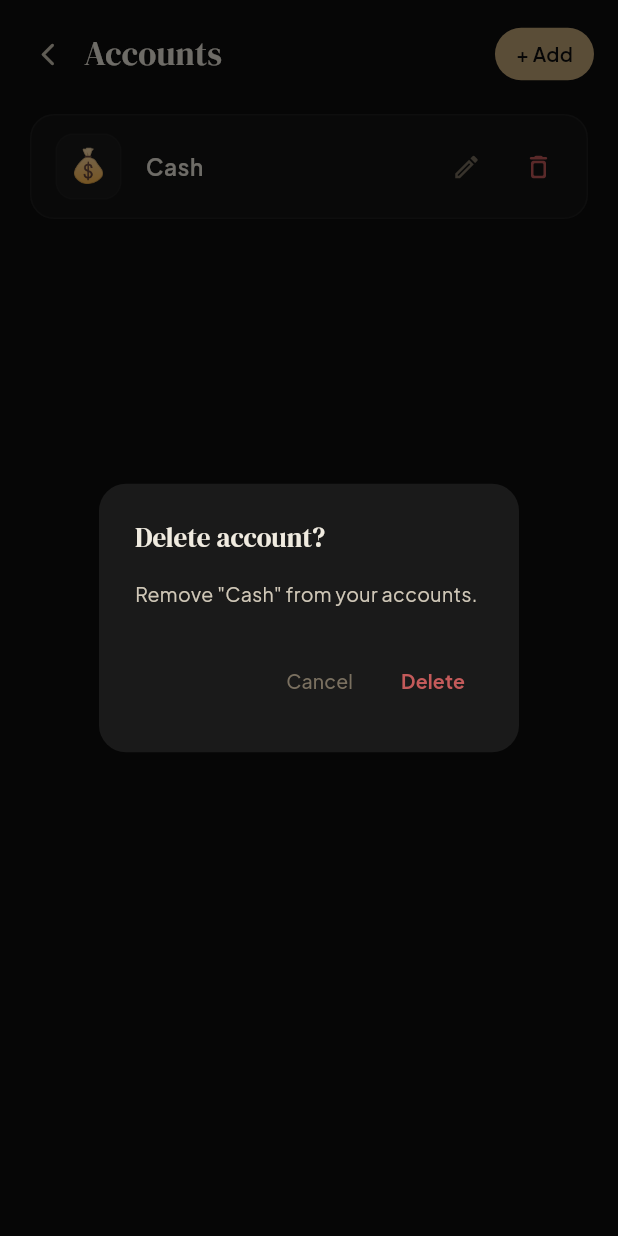
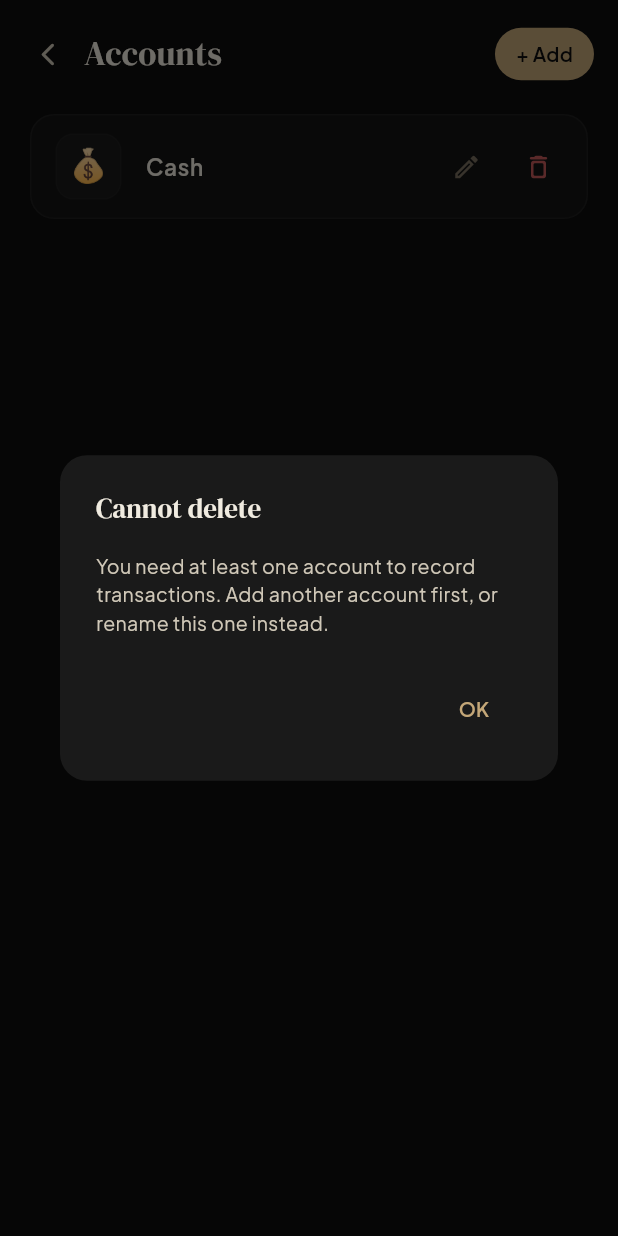
Before and after one commit to SparkyLazz/Katonagari-app, a Flutter app: the AccountsScreen screen opened directly, after a tap on the "delete outline" icon, on a phone screen of 412 x 824 dp. Run offline on Flutter 3.47's test engine with Material 3 defaults, Android fonts, the phone set to English and light mode, and no system bars; our stand-ins replace drift, flutter_local_notifications, flutter_riverpod, go_router, google_fonts, pdf and 4 more; accounts and stored records are empty; generated files the repository leaves out were written again.

Commit message:
Block deleting the last account; show why a transaction didn't save
- Deleting the only account left the app unable to record transactions
  (save silently did nothing). The delete is now blocked with an
  explanation.
- The add/edit transaction sheet shows an inline message when saving
  fails or no account exists, instead of doing nothing.

Co-Authored-By: Claude Opus 5.5 <noreply@anthropic.com>
Claude-Session: https://claude.ai/code/session_01MYFGKFGPpe1n3nRTN3HYqQ

```diff
--- a/lib/features/settings/screens/accounts_screen.dart
+++ b/lib/features/settings/screens/accounts_screen.dart
@@ -93,7 +93,21 @@ class _AccountsScreenState extends ConsumerState<AccountsScreen> {
     if (!mounted) return;
 
     if (count > 0) {
-      _showDeleteBlockedDialog(wallet.name, count);
+      _showDeleteBlockedDialog(
+        '"${wallet.name}" has $count transaction${count == 1 ? '' : 's'} '
+        'linked to it. Please delete those transactions first.',
+      );
+      return;
+    }
+
+    // Transactions always need an account; without one, saving silently
+    // does nothing.
+    final walletCount = ref.read(walletProvider).valueOrNull?.length ?? 0;
+    if (walletCount <= 1) {
+      _showDeleteBlockedDialog(
+        'You need at least one account to record transactions. '
+        'Add another account first, or rename this one instead.',
+      );
       return;
     }
 
@@ -134,7 +148,7 @@ class _AccountsScreenState extends ConsumerState<AccountsScreen> {
     }
   }
 
-  void _showDeleteBlockedDialog(String name, int count) {
+  void _showDeleteBlockedDialog(String message) {
     showDialog<void>(
       context: context,
       builder: (_) => AlertDialog(
@@ -144,8 +158,7 @@ class _AccountsScreenState extends ConsumerState<AccountsScreen> {
             style: GoogleFonts.dmSerifDisplay(
                 fontSize: 18, color: AppColors.textPrimary)),
         content: Text(
-          '"$name" has $count transaction${count == 1 ? '' : 's'} linked to it. '
-          'Please delete those transactions first.',
+          message,
           style: GoogleFonts.plusJakartaSans(
               fontSize: 13, color: AppColors.textSecondary),
         ),
```
Also changed, not shown: lib/features/dashboard/screens/add_transaction_sheet.dart (+19 -0 lines).
